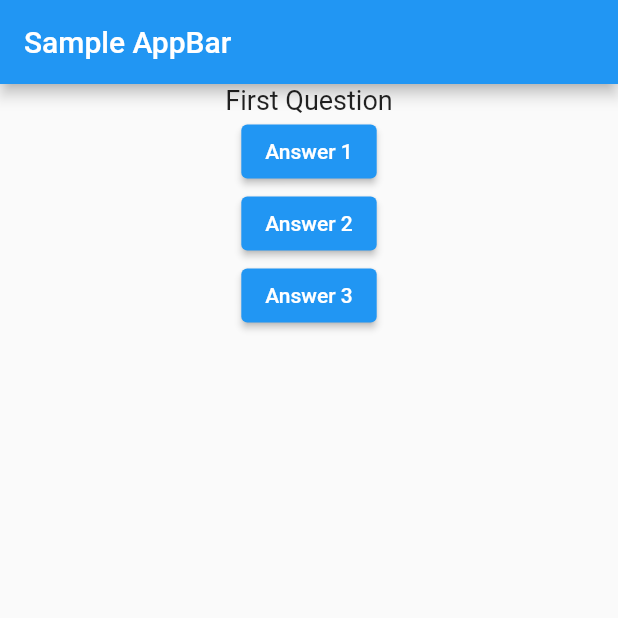
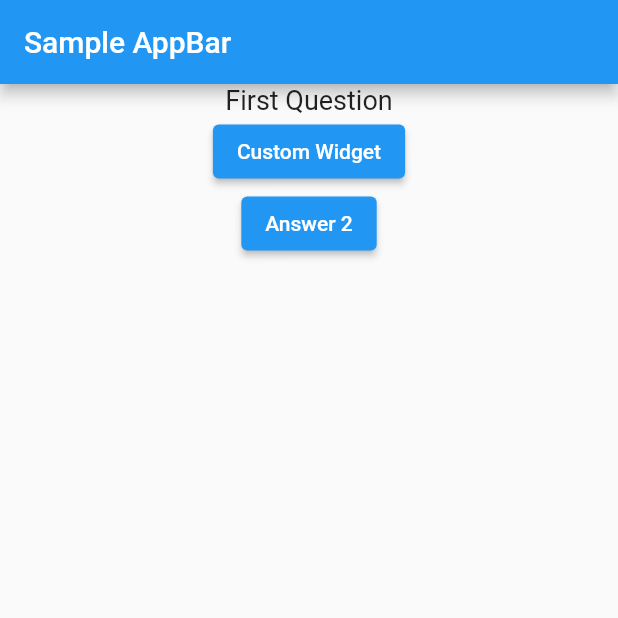
Before and after one commit to khkred/flutter-notes, a Flutter app: the screen it shows after launch, on a phone screen of 412 x 824 dp, the top half of it. Run offline on Flutter 3.47's test engine with Material 2 defaults, Android fonts, the light colour scheme and no system bars.

Commit message:
custom Button onpressed function needed ()

```diff
--- /dev/null
+++ b/flutter-programs/first_project/lib/answer.dart
@@ -0,0 +1,16 @@
+import 'package:flutter/material.dart';
+
+class Answer extends StatelessWidget {
+  final Function onPressedFunction;
+
+  Answer(this.onPressedFunction);
+
+
+  @override
+  Widget build(BuildContext context) {
+    return ElevatedButton(
+      onPressed: ()=> onPressedFunction(),
+      child: Text("Custom Widget"),
+    );
+  }
+}
--- a/flutter-programs/first_project/lib/main.dart
+++ b/flutter-programs/first_project/lib/main.dart
@@ -1,10 +1,9 @@
 import 'package:flutter/material.dart';
 
 import 'question.dart';
+import 'answer.dart';
 
-void main() {
-  runApp(MyApp());
-}
+void main() => runApp(MyApp());
 
 class MyApp extends StatefulWidget {
   @override
@@ -24,11 +23,18 @@ class MyAppState extends State<MyApp> {
   var _index = 0;
 
   void answerChoice() {
-    print("Button is clicked");
+    setState(() {
+      _index++;
+    });
+
+    print(_index);
   }
+
+
 
   @override
   Widget build(BuildContext context) {
+
     return MaterialApp(
       home: Scaffold(
         appBar: AppBar(
@@ -37,30 +43,9 @@ class MyAppState extends State<MyApp> {
         body: Column(
           children: [
             Question(_questionsList[_index]),
-            ElevatedButton(
-              onPressed: () {
-                setState(() {
-                  _index = 1;
-                });
-              },
-              child: Text("Answer 1"),
-            ),
-            ElevatedButton(
-              onPressed: () {
-                setState(() {
-                  _index = 2;
-                });
-              },
-              child: Text("Answer 2"),
-            ),
-            ElevatedButton(
-              onPressed: () {
-                setState(() {
-                  _index = 3;
-                });
-              },
-              child: Text("Answer 3"),
-            )
+            Answer(answerChoice),
+            ElevatedButton(onPressed: answerChoice, child: Text("Answer 2")),
+
           ],
         ),
       ),
--- a/flutter-programs/first_project/lib/question.dart
+++ b/flutter-programs/first_project/lib/question.dart
@@ -3,6 +3,7 @@ import 'package:flutter/material.dart';
 class Question extends StatelessWidget {
   String questionText;
 
+  // We can pass data to a class through constructors.
   Question(this.questionText);
 
   @override
```
